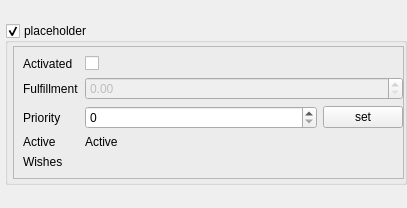
Before: the Qt Designer form rhbp_core/src/rqt_planner_gui/resource/goal.ui in ros-hybrid-behaviour-planner/rhbp, drawn with Qt 5.
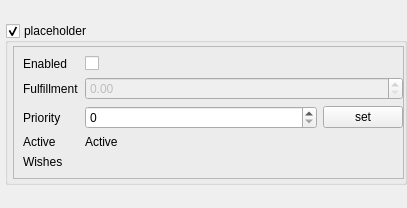
After: the same form once the commit is applied.

Diff of the .ui file:
```diff
--- a/rhbp_core/src/rqt_planner_gui/resource/goal.ui
+++ b/rhbp_core/src/rqt_planner_gui/resource/goal.ui
@@ -118,7 +118,7 @@
             </sizepolicy>
            </property>
            <property name="text">
-            <string>Activated</string>
+            <string>Enabled</string>
            </property>
           </widget>
          </item>
```
